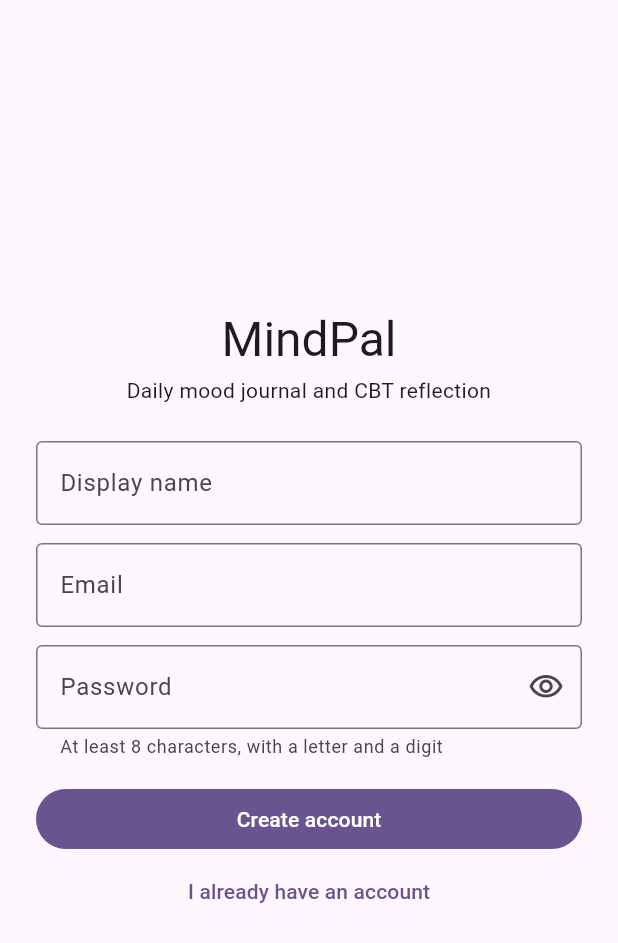
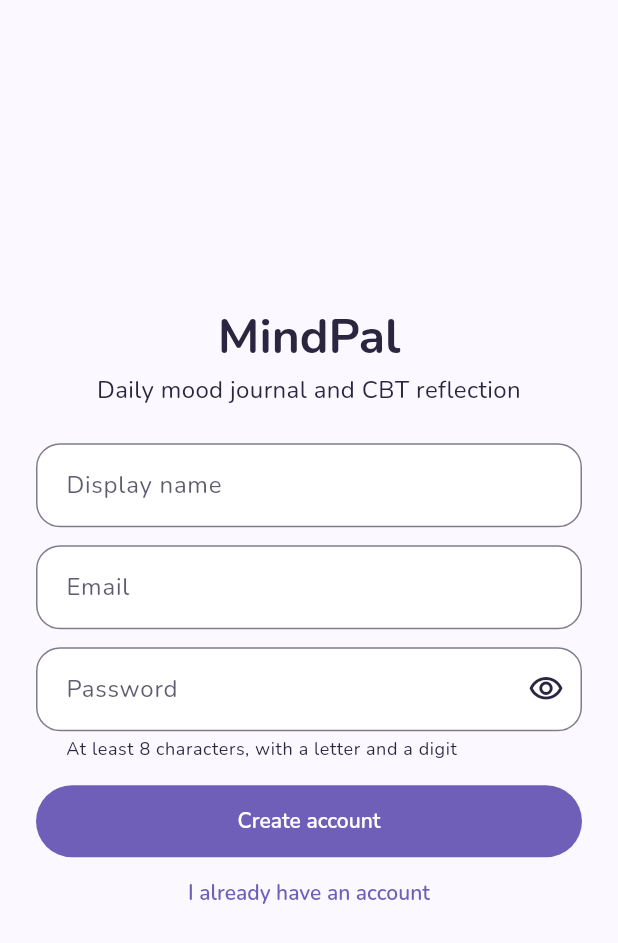
Before and after one commit to SyedaNaqvi512/mindpal, a Flutter app: the screen it shows after launch, after a tap on "Sign in", after a tap on "Create a new account", on a phone screen of 412 x 824 dp. Shown: the top 943 px of the screen. Run offline on Flutter 3.47's test engine with Material 3 defaults, Android fonts, the phone set to English and light mode, and no system bars; our stand-ins replace flutter_riverpod, flutter_secure_storage, shared_preferences, sqflite_sqlcipher; missing offline and left inert: flutter_edge_ai, flutter_edge_ai_mediapipe; accounts and stored records are empty; network calls fail.

Commit message:
Add design tokens, four themes with persistence and contrast tests

```diff
--- /dev/null
+++ b/lib/core/theme/app_palette.dart
@@ -0,0 +1,120 @@
+import 'package:flutter/material.dart';
+
+/// One theme's colors (SRS 5.2). Screens never use raw hex values: they read these roles.
+class AppPalette {
+  const AppPalette({
+    required this.id,
+    required this.name,
+    required this.isDark,
+    required this.primary,
+    required this.secondary,
+    required this.accent,
+    required this.background,
+    required this.surface,
+    required this.surfaceTint,
+    required this.text,
+    required this.error,
+    required this.onPrimary,
+    required this.onFill,
+  });
+
+  final String id;
+  final String name;
+  final bool isDark;
+  final Color primary;
+  final Color secondary;
+  final Color accent;
+  final Color background;
+  final Color surface;
+  final Color surfaceTint;
+  final Color text;
+  final Color error;
+  final Color onPrimary;
+
+  /// Text color on secondary and accent fills (SRS: Text in light themes, Background in Midnight).
+  final Color onFill;
+
+  /// Borders and unselected controls need 3:1 contrast (NFR-26).
+  /// Text color at 60% over the surface passes on surface, background and tint in all themes.
+  Color get outline => Color.alphaBlend(text.withValues(alpha: 0.6), surface);
+
+  static const lavenderDream = AppPalette(
+    id: 'lavenderDream',
+    name: 'Lavender Dream',
+    isDark: false,
+    primary: Color(0xFF6F5FB8),
+    secondary: Color(0xFFE8A0BF),
+    accent: Color(0xFFF6C6A8),
+    background: Color(0xFFFBF8FF),
+    surface: Color(0xFFFFFFFF),
+    surfaceTint: Color(0xFFF1ECFB),
+    text: Color(0xFF2B2540),
+    error: Color(0xFFB5435B),
+    onPrimary: Color(0xFFFFFFFF),
+    onFill: Color(0xFF2B2540),
+  );
+
+  static const roseCream = AppPalette(
+    id: 'roseCream',
+    name: 'Rose & Cream',
+    isDark: false,
+    primary: Color(0xFFA3436B),
+    secondary: Color(0xFFF3B9C8),
+    accent: Color(0xFFF6D3A8),
+    background: Color(0xFFFFF8F2),
+    surface: Color(0xFFFFFFFF),
+    surfaceTint: Color(0xFFFCEBE5),
+    text: Color(0xFF3A2630),
+    error: Color(0xFFB5435B),
+    onPrimary: Color(0xFFFFFFFF),
+    onFill: Color(0xFF3A2630),
+  );
+
+  static const skyMist = AppPalette(
+    id: 'skyMist',
+    name: 'Sky Mist',
+    isDark: false,
+    primary: Color(0xFF3A6AAA),
+    secondary: Color(0xFFA9C8F0),
+    accent: Color(0xFFF2C9B8),
+    background: Color(0xFFF5F9FF),
+    surface: Color(0xFFFFFFFF),
+    surfaceTint: Color(0xFFE6F0FB),
+    text: Color(0xFF1F2D44),
+    error: Color(0xFFB5435B),
+    onPrimary: Color(0xFFFFFFFF),
+    onFill: Color(0xFF1F2D44),
+  );
+
+  static const midnightLavender = AppPalette(
+    id: 'midnightLavender',
+    name: 'Midnight Lavender',
+    isDark: true,
+    primary: Color(0xFFB7A8F0),
+    secondary: Color(0xFFF0B5CB),
+    accent: Color(0xFFE9B08F),
+    background: Color(0xFF15121F),
+    surface: Color(0xFF1F1B2E),
+    surfaceTint: Color(0xFF2A2540),
+    text: Color(0xFFEEE9F8),
+    error: Color(0xFFF2929F),
+    onPrimary: Color(0xFF15121F),
+    onFill: Color(0xFF15121F),
+  );
+
+  static const all = [lavenderDream, roseCream, skyMist, midnightLavender];
+}
+
+/// Mood colors 1 to 5 (SRS 5.2), the same in every theme.
+class MoodColors {
+  static const rose = Color(0xFFE9A0A0);
+  static const peach = Color(0xFFF3BE8B);
+  static const butter = Color(0xFFF5E08E);
+  static const sage = Color(0xFFB7D7A8);
+  static const sky = Color(0xFFA9C8F0);
+  static const byLevel = [rose, peach, butter, sage, sky];
+
+  /// Exercise areas (SRS 5.2).
+  static const fact = Color(0xFFA9C8F0);
+  static const assumption = Color(0xFFE8A0BF);
+}
--- /dev/null
+++ b/lib/core/theme/app_theme.dart
@@ -0,0 +1,135 @@
+import 'package:flutter/material.dart';
+
+import 'app_palette.dart';
+import 'app_tokens.dart';
+
+class AppTheme {
+  static ThemeData build(AppPalette p) {
+    final scheme = ColorScheme(
+      brightness: p.isDark ? Brightness.dark : Brightness.light,
+      primary: p.primary,
+      onPrimary: p.onPrimary,
+      secondary: p.secondary,
+      onSecondary: p.onFill,
+      tertiary: p.accent,
+      onTertiary: p.onFill,
+      error: p.error,
+      onError: p.onPrimary,
+      surface: p.surface,
+      onSurface: p.text,
+      surfaceContainerLowest: p.background,
+      surfaceContainerLow: p.surface,
+      surfaceContainer: p.surfaceTint,
+      surfaceContainerHigh: p.surfaceTint,
+      surfaceContainerHighest: p.surfaceTint,
+      outline: p.outline,
+      outlineVariant: p.surfaceTint,
+    );
+
+    final base = ThemeData(brightness: scheme.brightness, fontFamily: AppTokens.fontFamily)
+        .textTheme
+        .apply(bodyColor: p.text, displayColor: p.text);
+
+    // Headings 700, labels 600, body 400 at 16 sp (SRS 5.3)
+    final textTheme = base.copyWith(
+      headlineLarge: base.headlineLarge?.copyWith(fontWeight: FontWeight.w700),
+      headlineMedium: base.headlineMedium?.copyWith(fontWeight: FontWeight.w700),
+      headlineSmall: base.headlineSmall?.copyWith(fontWeight: FontWeight.w700),
+      titleLarge: base.titleLarge?.copyWith(fontWeight: FontWeight.w700),
+      titleMedium: base.titleMedium?.copyWith(fontWeight: FontWeight.w700),
+      titleSmall: base.titleSmall?.copyWith(fontWeight: FontWeight.w600),
+      bodyLarge: base.bodyLarge?.copyWith(fontSize: AppTokens.bodySize, fontWeight: FontWeight.w400),
+      bodyMedium: base.bodyMedium?.copyWith(fontSize: AppTokens.bodySize, fontWeight: FontWeight.w400),
+      labelLarge: base.labelLarge?.copyWith(fontWeight: FontWeight.w600),
+      labelMedium: base.labelMedium?.copyWith(fontWeight: FontWeight.w600),
+      labelSmall: base.labelSmall?.copyWith(fontWeight: FontWeight.w600),
+    );
+
+    const pill = StadiumBorder();
+    const minButton = Size(AppTokens.minTouch, AppTokens.minTouch);
+
+    OutlineInputBorder field(Color color, double width) => OutlineInputBorder(
+          borderRadius: BorderRadius.circular(AppTokens.radiusField),
+          borderSide: BorderSide(color: color, width: width),
+        );
+
+    return ThemeData(
+      useMaterial3: true,
+      colorScheme: scheme,
+      fontFamily: AppTokens.fontFamily,
+      textTheme: textTheme,
+      scaffoldBackgroundColor: p.background,
+      appBarTheme: AppBarTheme(
+        backgroundColor: p.background,
+        foregroundColor: p.text,
+        elevation: 0,
+        scrolledUnderElevation: 0,
+        centerTitle: false,
+        titleTextStyle: textTheme.titleLarge,
+      ),
+      cardTheme: CardThemeData(
+        color: p.surface,
+        elevation: 2,
+        shadowColor: p.primary.withValues(alpha: 0.18),
+        surfaceTintColor: Colors.transparent,
+        margin: EdgeInsets.zero,
+        shape: RoundedRectangleBorder(borderRadius: BorderRadius.circular(AppTokens.radiusCard)),
+      ),
+      filledButtonTheme: FilledButtonThemeData(
+        style: FilledButton.styleFrom(
+          backgroundColor: p.primary,
+          foregroundColor: p.onPrimary,
+          minimumSize: minButton,
+          shape: pill,
+          padding: const EdgeInsets.symmetric(horizontal: AppTokens.space24),
+          textStyle: textTheme.labelLarge,
+        ),
+      ),
+      outlinedButtonTheme: OutlinedButtonThemeData(
+        style: OutlinedButton.styleFrom(
+          foregroundColor: p.primary,
+          minimumSize: minButton,
+          shape: pill,
+          side: BorderSide(color: p.outline),
+          padding: const EdgeInsets.symmetric(horizontal: AppTokens.space24),
+          textStyle: textTheme.labelLarge,
+        ),
+      ),
+      textButtonTheme: TextButtonThemeData(
+        style: TextButton.styleFrom(
+          foregroundColor: p.primary,
+          minimumSize: minButton,
+          shape: pill,
+          textStyle: textTheme.labelLarge,
+        ),
+      ),
+      inputDecorationTheme: InputDecorationTheme(
+        filled: true,
+        fillColor: p.surface,
+        contentPadding: const EdgeInsets.all(AppTokens.space16),
+        border: field(p.outline, 1),
+        enabledBorder: field(p.outline, 1),
+        focusedBorder: field(p.primary, 2),
+        errorBorder: field(p.error, 1),
+        focusedErrorBorder: field(p.error, 2),
+        labelStyle: TextStyle(color: p.text.withValues(alpha: 0.75)),
+        errorStyle: TextStyle(color: p.error),
+      ),
+      chipTheme: ChipThemeData(
+        backgroundColor: p.surfaceTint,
+        selectedColor: p.secondary,
+        side: BorderSide(color: p.outline),
+        shape: pill,
+        labelStyle: textTheme.labelMedium?.copyWith(color: p.text),
+      ),
+      dividerTheme: DividerThemeData(color: p.surfaceTint, thickness: 1),
+      snackBarTheme: SnackBarThemeData(
+        behavior: SnackBarBehavior.floating,
+        backgroundColor: p.text,
+        contentTextStyle: TextStyle(color: p.background, fontFamily: AppTokens.fontFamily),
+        shape: RoundedRectangleBorder(borderRadius: BorderRadius.circular(AppTokens.radiusField)),
+      ),
+      progressIndicatorTheme: ProgressIndicatorThemeData(color: p.primary),
+    );
+  }
+}
--- /dev/null
+++ b/lib/core/theme/theme_controller.dart
@@ -0,0 +1,31 @@
+import 'package:flutter_riverpod/flutter_riverpod.dart';
+import 'package:shared_preferences/shared_preferences.dart';
+
+/// The four themes plus System, which follows the phone (SRS FR-31).
+enum ThemeChoice { lavenderDream, roseCream, skyMist, midnightLavender, system }
+
+/// Set in main() after SharedPreferences has loaded.
+final sharedPreferencesProvider = Provider<SharedPreferences>(
+  (ref) => throw UnimplementedError('sharedPreferencesProvider must be overridden in main()'),
+);
+
+class ThemeController extends Notifier<ThemeChoice> {
+  static const prefsKey = 'theme';
+
+  @override
+  ThemeChoice build() {
+    final saved = ref.read(sharedPreferencesProvider).getString(prefsKey);
+    return ThemeChoice.values.firstWhere(
+      (c) => c.name == saved,
+      orElse: () => ThemeChoice.lavenderDream, // default theme
+    );
+  }
+
+  Future<void> select(ThemeChoice choice) async {
+    state = choice;
+    await ref.read(sharedPreferencesProvider).setString(prefsKey, choice.name);
+  }
+}
+
+final themeControllerProvider =
+    NotifierProvider<ThemeController, ThemeChoice>(ThemeController.new);
--- a/lib/main.dart
+++ b/lib/main.dart
@@ -1,7 +1,12 @@
 import 'package:flutter/material.dart';
 import 'package:flutter_edge_ai/flutter_edge_ai.dart';
 import 'package:flutter_edge_ai_mediapipe/flutter_edge_ai_mediapipe.dart';
+import 'package:flutter_riverpod/flutter_riverpod.dart';
+import 'package:shared_preferences/shared_preferences.dart';
 
+import 'core/theme/app_palette.dart';
+import 'core/theme/app_theme.dart';
+import 'core/theme/theme_controller.dart';
 import 'features/auth/screens/auth_gate.dart';
 
 Future<void> main() async {
@@ -16,22 +21,40 @@ Future<void> main() async {
     huggingFaceToken: token.isNotEmpty ? token : null,
   );
 
-  runApp(const MindPalApp());
+  final prefs = await SharedPreferences.getInstance();
+
+  runApp(
+    ProviderScope(
+      overrides: [sharedPreferencesProvider.overrideWithValue(prefs)],
+      child: const MindPalApp(),
+    ),
+  );
 }
 
-class MindPalApp extends StatelessWidget {
+class MindPalApp extends ConsumerWidget {
   const MindPalApp({super.key});
 
   @override
-  Widget build(BuildContext context) {
+  Widget build(BuildContext context, WidgetRef ref) {
+    final choice = ref.watch(themeControllerProvider);
+
+    // System follows the phone: Lavender Dream when light, Midnight Lavender when dark.
+    final lightPalette = switch (choice) {
+      ThemeChoice.roseCream => AppPalette.roseCream,
+      ThemeChoice.skyMist => AppPalette.skyMist,
+      _ => AppPalette.lavenderDream,
+    };
+    final mode = switch (choice) {
+      ThemeChoice.system => ThemeMode.system,
+      ThemeChoice.midnightLavender => ThemeMode.dark,
+      _ => ThemeMode.light,
+    };
+
     return MaterialApp(
       title: 'MindPal',
-      theme: ThemeData(
-        colorScheme: ColorScheme.fromSeed(
-          seedColor: Colors.deepPurple,
-        ),
-        useMaterial3: true,
-      ),
+      theme: AppTheme.build(lightPalette),
+      darkTheme: AppTheme.build(AppPalette.midnightLavender),
+      themeMode: mode,
       home: const AuthGate(),
     );
   }
```
Also changed, not shown: lib/core/theme/app_tokens.dart (added, +26 -0 lines), lib/core/theme/theme_switcher_button.dart (added, +32 -0 lines), lib/features/journal/screens/journal_screen.dart (+55 -21 lines), pubspec.yaml (+11 -1 lines), assets/fonts/Nunito-Bold.ttf (added), assets/fonts/Nunito-Regular.ttf (added), assets/fonts/Nunito-SemiBold.ttf (added), pubspec.lock, 1 other file.
